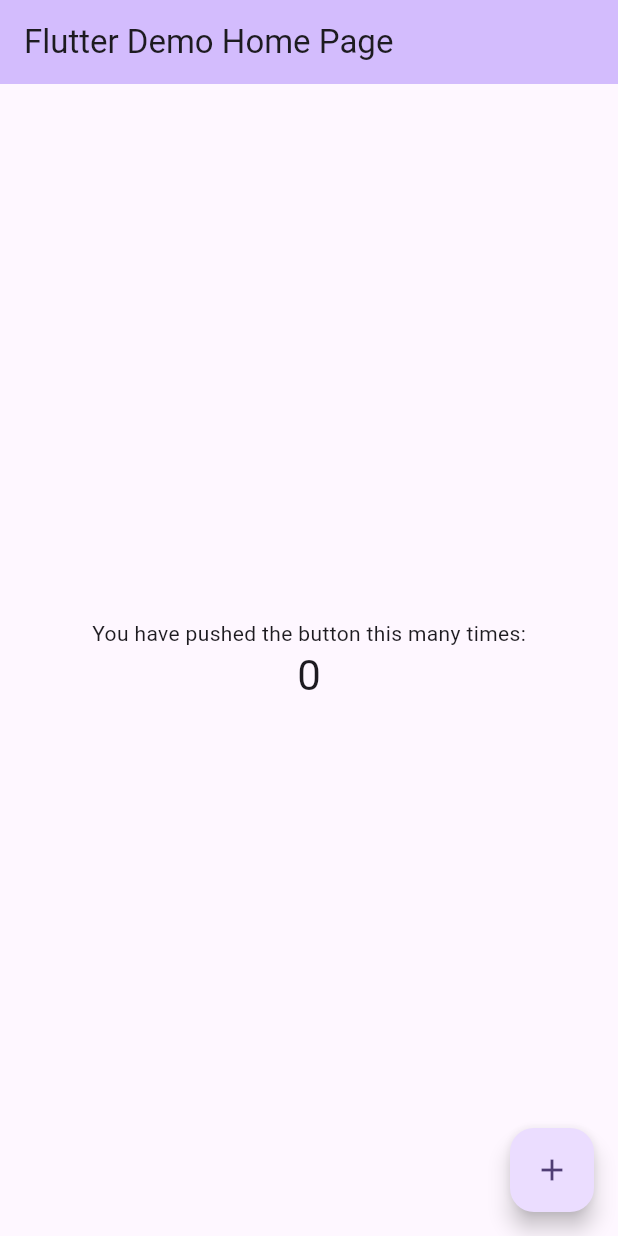
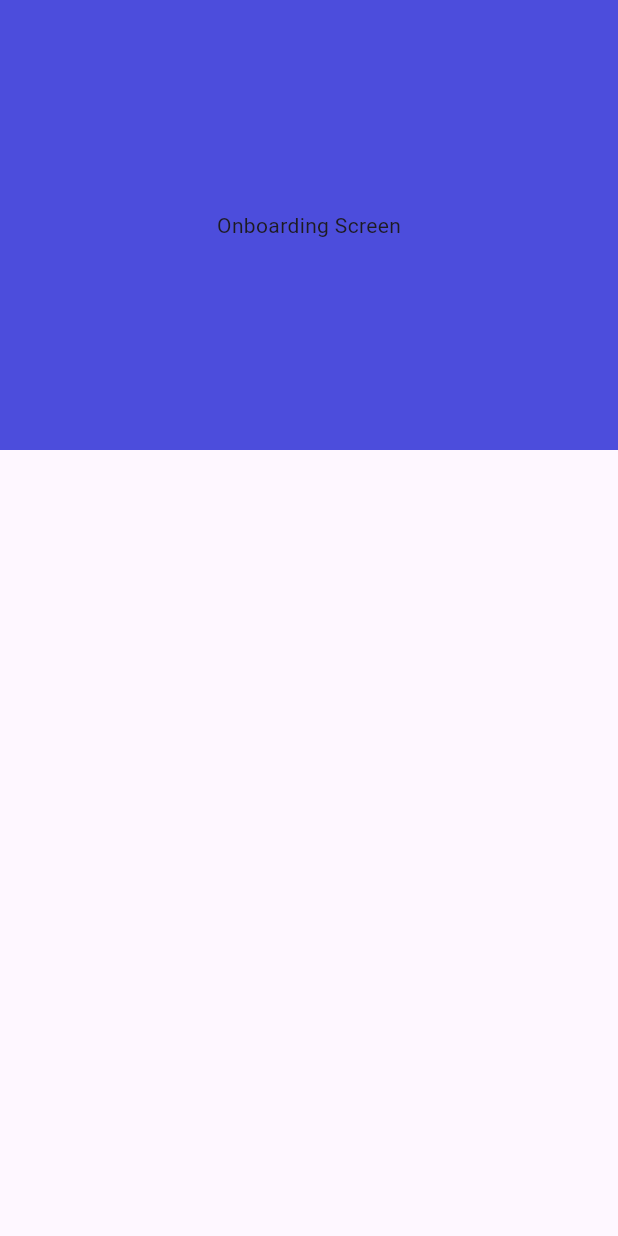
Before and after one commit to Suhaibusman/DoctorAppointMentApp, a Flutter app: the screen it shows after launch, on a phone screen of 412 x 824 dp. Run offline on Flutter 3.47's test engine with Material 3 defaults, Android fonts, the phone set to English and light mode, and no system bars; our stand-ins replace auto_size_text, google_fonts.

Commit message:
fixed error

```diff
--- a/lib/main.dart
+++ b/lib/main.dart
@@ -1,3 +1,4 @@
+import 'package:doctor_appointment_app/screens/onboarding_screen/onboarding_screen.dart';
 import 'package:flutter/material.dart';
 
 void main() {
@@ -31,95 +32,7 @@
         colorScheme: ColorScheme.fromSeed(seedColor: Colors.deepPurple),
         useMaterial3: true,
       ),
-      home: const MyHomePage(title: 'Flutter Demo Home Page'),
+      home: const OnboardingScreen(),
     );
   }
 }
-
-class MyHomePage extends StatefulWidget {
-  const MyHomePage({super.key, required this.title});
-
-  // This widget is the home page of your application. It is stateful, meaning
-  // that it has a State object (defined below) that contains fields that affect
-  // how it looks.
-
-  // This class is the configuration for the state. It holds the values (in this
-  // case the title) provided by the parent (in this case the App widget) and
-  // used by the build method of the State. Fields in a Widget subclass are
-  // always marked "final".
-
-  final String title;
-
-  @override
-  State<MyHomePage> createState() => _MyHomePageState();
-}
-
-class _MyHomePageState extends State<MyHomePage> {
-  int _counter = 0;
-
-  void _incrementCounter() {
-    setState(() {
-      // This call to setState tells the Flutter framework that something has
-      // changed in this State, which causes it to rerun the build method below
-      // so that the display can reflect the updated values. If we changed
-      // _counter without calling setState(), then the build method would not be
-      // called again, and so nothing would appear to happen.
-      _counter++;
-    });
-  }
-
-  @override
-  Widget build(BuildContext context) {
-    // This method is rerun every time setState is called, for instance as done
-    // by the _incrementCounter method above.
-    //
-    // The Flutter framework has been optimized to make rerunning build methods
-    // fast, so that you can just rebuild anything that needs updating rather
-    // than having to individually change instances of widgets.
-    return Scaffold(
-      appBar: AppBar(
-        // TRY THIS: Try changing the color here to a specific color (to
-        // Colors.amber, perhaps?) and trigger a hot reload to see the AppBar
-        // change color while the other colors stay the same.
-        backgroundColor: Theme.of(context).colorScheme.inversePrimary,
-        // Here we take the value from the MyHomePage object that was created by
-        // the App.build method, and use it to set our appbar title.
-        title: Text(widget.title),
-      ),
-      body: Center(
-        // Center is a layout widget. It takes a single child and positions it
-        // in the middle of the parent.
-        child: Column(
-          // Column is also a layout widget. It takes a list of children and
-          // arranges them vertically. By default, it sizes itself to fit its
-          // children horizontally, and tries to be as tall as its parent.
-          //
-          // Column has various properties to control how it sizes itself and
-          // how it positions its children. Here we use mainAxisAlignment to
-          // center the children vertically; the main axis here is the vertical
-          // axis because Columns are vertical (the cross axis would be
-          // horizontal).
-          //
-          // TRY THIS: Invoke "debug painting" (choose the "Toggle Debug Paint"
-          // action in the IDE, or press "p" in the console), to see the
-          // wireframe for each widget.
-          mainAxisAlignment: MainAxisAlignment.center,
-          children: <Widget>[
-            const Text(
-              'You have pushed the button this many times:',
-            ),
-            Text(
-              '$_counter',
-              style: Theme.of(context).textTheme.headlineMedium,
-            ),
-          ],
-        ),
-      ),
-      floatingActionButton: FloatingActionButton(
-        onPressed: _incrementCounter,
-        tooltip: 'Increment',
-        child: const Icon(Icons.add),
-      ), // This trailing comma makes auto-formatting nicer for build methods.
-    );
-  }
-}
--- /dev/null
+++ b/lib/screens/onboarding_screen/onboarding_screen.dart
@@ -0,0 +1,26 @@
+import 'package:doctor_appointment_app/utils/themes/color_themes.dart';
+import 'package:flutter/material.dart';
+
+class OnboardingScreen extends StatelessWidget {
+  const OnboardingScreen({super.key});
+
+  @override
+  Widget build(BuildContext context) {
+    return  Scaffold(
+      body: Column(
+        children: [
+        Container(
+          height: 300,
+          width: double.infinity,
+          color: primaryColor,
+          child: Center(
+            child: Text('Onboarding Screen'),
+          ),
+        ),
+
+
+        ],
+      ),
+    );
+  }
+}
--- a/lib/utils/themes/color_themes.dart
+++ b/lib/utils/themes/color_themes.dart
@@ -1,7 +1,7 @@
 import 'package:flutter/material.dart';
 
-Color primaryColor = const Color(0xff242C3B);
-Color lightBlueColor = const Color(0xff37B6E9);
-Color darkBlueColor = const Color(0xff4B4CED);
-Color lightGreyColor = const Color(0xff353F54);
+Color primaryColor = const Color(0xff4C4DDC);
+Color lightColor = const Color(0xffEDEDFC);
+Color lightPurpleColor = const Color(0xffC8C8F4);
+Color lightGreyColor = const Color(0xffD4D4D8);
 Color blackishColor = const Color(0xff222834);
--- a/lib/utils/widget/blue_button_widget.dart
+++ b/lib/utils/widget/blue_button_widget.dart
@@ -1,5 +1,5 @@
+import 'package:doctor_appointment_app/utils/widget/text_widget.dart';
 import 'package:flutter/material.dart';
-import 'package:oneline_bike_shopping_app/utils/widget/text_widget.dart';
 
 Widget customBlueButtonWidget({
   required String text,
--- a/lib/utils/widget/button_widget.dart
+++ b/lib/utils/widget/button_widget.dart
@@ -1,6 +1,6 @@
+import 'package:doctor_appointment_app/utils/constant/image_constant.dart';
+import 'package:doctor_appointment_app/utils/widget/text_widget.dart';
 import 'package:flutter/material.dart';
-import 'package:oneline_bike_shopping_app/utils/constant/image_constant.dart';
-import 'package:oneline_bike_shopping_app/utils/widget/text_widget.dart';
 
 Widget customButtonWidget({
   required String text,
```
